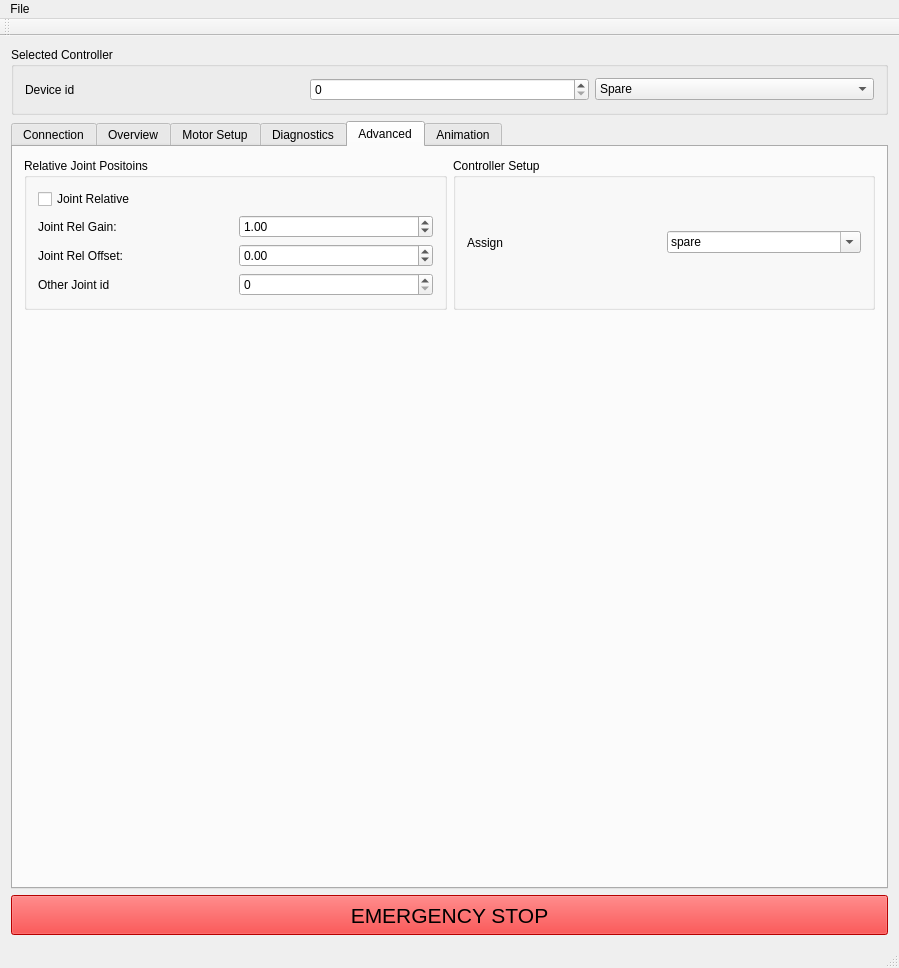
Before: the Qt Designer form GUI/mainwindow.ui in craftit/DogBotSoftware, drawn with Qt 5.
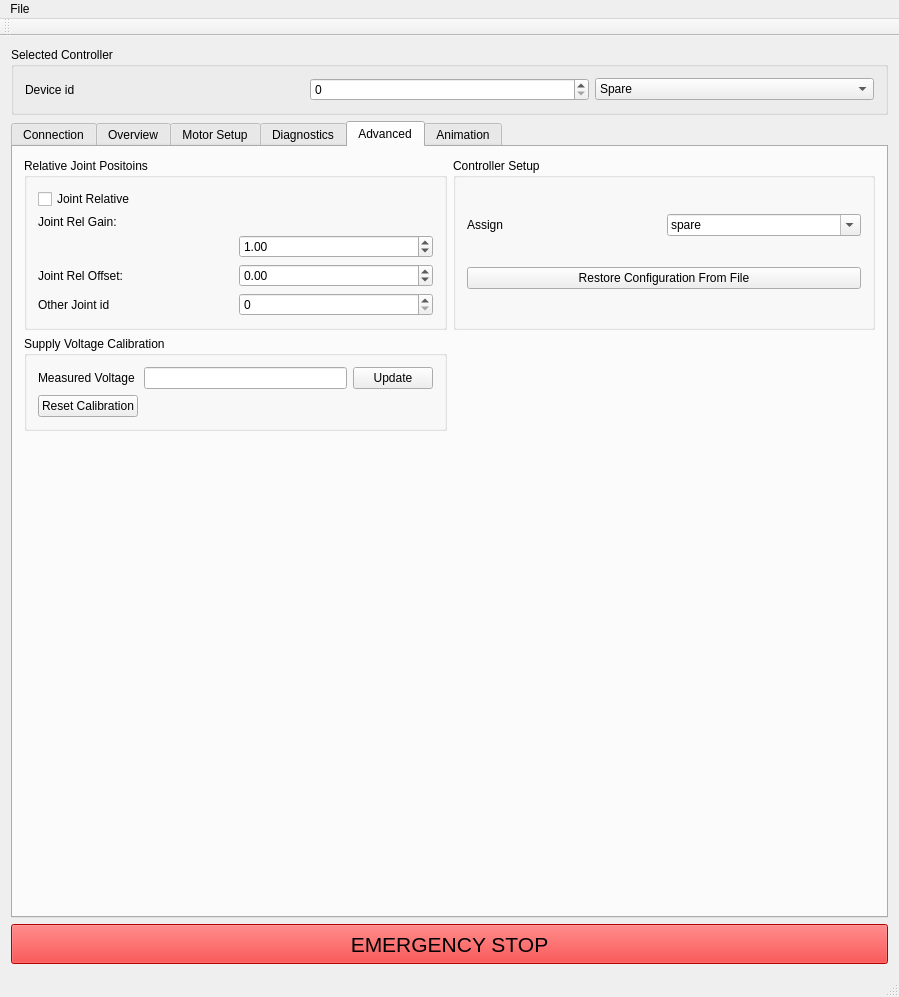
After: the same form once the commit is applied. The open tabs and pages were chosen to show the change. Icons and pictures are not drawn.

Commit message: Add supply voltage calibration so we can set battery thresholds more accurately.

```diff
--- a/GUI/mainwindow.ui
+++ b/GUI/mainwindow.ui
@@ -385,9 +385,6 @@
              </property>
             </widget>
            </item>
-           <item row="0" column="2" colspan="2">
-            <widget class="QLineEdit" name="lineEdit_SupplyVoltage"/>
-           </item>
            <item row="5" column="0">
             <widget class="QLabel" name="label_14">
              <property name="text">
@@ -422,6 +419,9 @@
              </property>
             </widget>
            </item>
+           <item row="0" column="2" colspan="2">
+            <widget class="QLineEdit" name="lineEdit_SupplyVoltage"/>
+           </item>
           </layout>
          </widget>
         </item>
@@ -983,6 +983,20 @@
              </property>
             </widget>
            </item>
+           <item row="8" column="0">
+            <widget class="QLabel" name="label_47">
+             <property name="text">
+              <string>Supply Scale</string>
+             </property>
+            </widget>
+           </item>
+           <item row="8" column="1">
+            <widget class="QDoubleSpinBox" name="doubleSpinBoxSupplyVoltageScale">
+             <property name="decimals">
+              <number>6</number>
+             </property>
+            </widget>
+           </item>
           </layout>
          </widget>
         </item>
@@ -1285,7 +1299,7 @@
            <string>Relative Joint Positoins</string>
           </property>
           <layout class="QGridLayout" name="gridLayout_4">
-           <item row="2" column="1">
+           <item row="3" column="1">
             <widget class="QDoubleSpinBox" name="doubleSpinBoxJointRelOffset">
              <property name="minimum">
               <double>-360.000000000000000</double>
@@ -1302,34 +1316,21 @@
              </property>
             </widget>
            </item>
-           <item row="1" column="1">
-            <widget class="QDoubleSpinBox" name="doubleSpinBoxJointRelGain">
-             <property name="minimum">
-              <double>-10.000000000000000</double>
-             </property>
-             <property name="maximum">
-              <double>10.000000000000000</double>
-             </property>
-             <property name="value">
-              <double>1.000000000000000</double>
-             </property>
-            </widget>
-           </item>
-           <item row="2" column="0">
+           <item row="3" column="0">
             <widget class="QLabel" name="label_17">
              <property name="text">
               <string>Joint Rel Offset:</string>
              </property>
             </widget>
            </item>
-           <item row="3" column="0">
+           <item row="4" column="0">
             <widget class="QLabel" name="label_6">
              <property name="text">
               <string>Other Joint id</string>
              </property>
             </widget>
            </item>
-           <item row="3" column="1">
+           <item row="4" column="1">
             <widget class="QSpinBox" name="spinOtherJointId"/>
            </item>
            <item row="0" column="0">
@@ -1339,36 +1340,36 @@
              </property>
             </widget>
            </item>
+           <item row="2" column="1">
+            <widget class="QDoubleSpinBox" name="doubleSpinBoxJointRelGain">
+             <property name="minimum">
+              <double>-10.000000000000000</double>
+             </property>
+             <property name="maximum">
+              <double>10.000000000000000</double>
+             </property>
+             <property name="value">
+              <double>1.000000000000000</double>
+             </property>
+            </widget>
+           </item>
           </layout>
          </widget>
         </item>
-        <item row="1" column="0">
-         <spacer name="verticalSpacer_3">
-          <property name="orientation">
-           <enum>Qt::Vertical</enum>
-          </property>
-          <property name="sizeHint" stdset="0">
-           <size>
-            <width>20</width>
-            <height>40</height>
-           </size>
-          </property>
-         </spacer>
-        </item>
         <item row="0" column="1">
          <widget class="QGroupBox" name="groupBox_11">
           <property name="title">
            <string>Controller Setup</string>
           </property>
-          <layout class="QHBoxLayout" name="horizontalLayout">
-           <item>
+          <layout class="QGridLayout" name="gridLayout_20">
+           <item row="0" column="0">
             <widget class="QLabel" name="label_37">
              <property name="text">
               <string>Assign</string>
              </property>
             </widget>
            </item>
-           <item>
+           <item row="0" column="1">
             <widget class="QComboBox" name="comboBoxServoName">
              <property name="editable">
               <bool>true</bool>
@@ -1440,9 +1441,75 @@
              </item>
             </widget>
            </item>
+           <item row="1" column="0" colspan="2">
+            <widget class="QPushButton" name="pushButtonRestoreConfig">
+             <property name="text">
+              <string>Restore Configuration From File</string>
+             </property>
+            </widget>
+           </item>
           </layout>
          </widget>
         </item>
+        <item row="1" column="0">
+         <widget class="QGroupBox" name="groupBox_13">
+          <property name="title">
+           <string>Supply Voltage Calibration</string>
+          </property>
+          <layout class="QGridLayout" name="gridLayout_18">
+           <item row="0" column="2">
+            <widget class="QPushButton" name="pushButtonUpdateSupplyCal">
+             <property name="text">
+              <string>Update</string>
+             </property>
+            </widget>
+           </item>
+           <item row="0" column="1">
+            <widget class="QLineEdit" name="lineEditMeasuredSupplyVoltage"/>
+           </item>
+           <item row="0" column="0">
+            <widget class="QLabel" name="label_46">
+             <property name="text">
+              <string>Measured Voltage</string>
+             </property>
+            </widget>
+           </item>
+           <item row="1" column="0">
+            <widget class="QPushButton" name="pushButtonResetSupplyVoltageCal">
+             <property name="text">
+              <string>Reset Calibration</string>
+             </property>
+            </widget>
+           </item>
+          </layout>
+         </widget>
+        </item>
+        <item row="2" column="0">
+         <spacer name="verticalSpacer_3">
+          <property name="orientation">
+           <enum>Qt::Vertical</enum>
+          </property>
+          <property name="sizeHint" stdset="0">
+           <size>
+            <width>20</width>
+            <height>40</height>
+           </size>
+          </property>
+         </spacer>
+        </item>
+        <item row="1" column="1">
+         <spacer name="horizontalSpacer_3">
+          <property name="orientation">
+           <enum>Qt::Horizontal</enum>
+          </property>
+          <property name="sizeHint" stdset="0">
+           <size>
+            <width>40</width>
+            <height>20</height>
+           </size>
+          </property>
+         </spacer>
+        </item>
        </layout>
       </widget>
       <widget class="QWidget" name="tab_Animation">
```
The commit also changes 15 other files.
